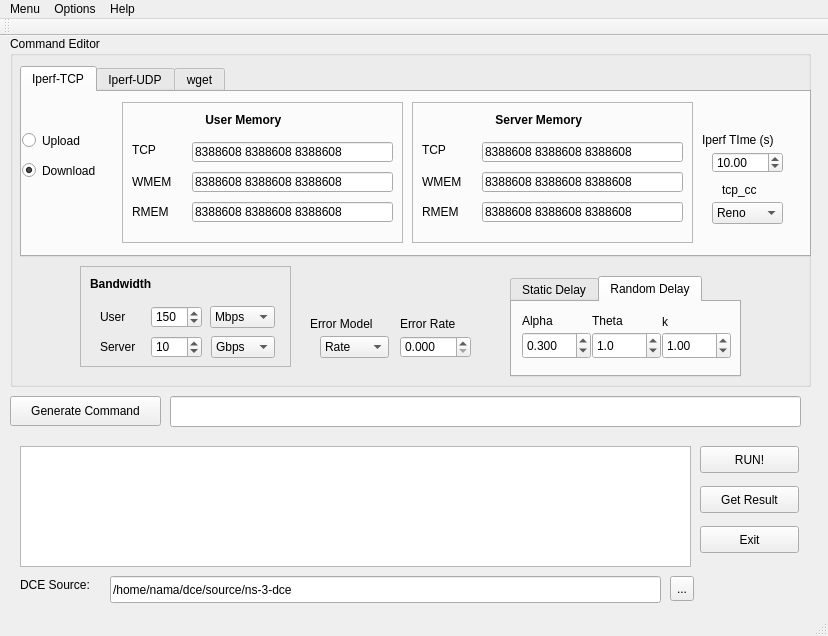
Qt form kupa-gui-2/kupagui.ui (anetaaneta/kupakupa) before a commit.
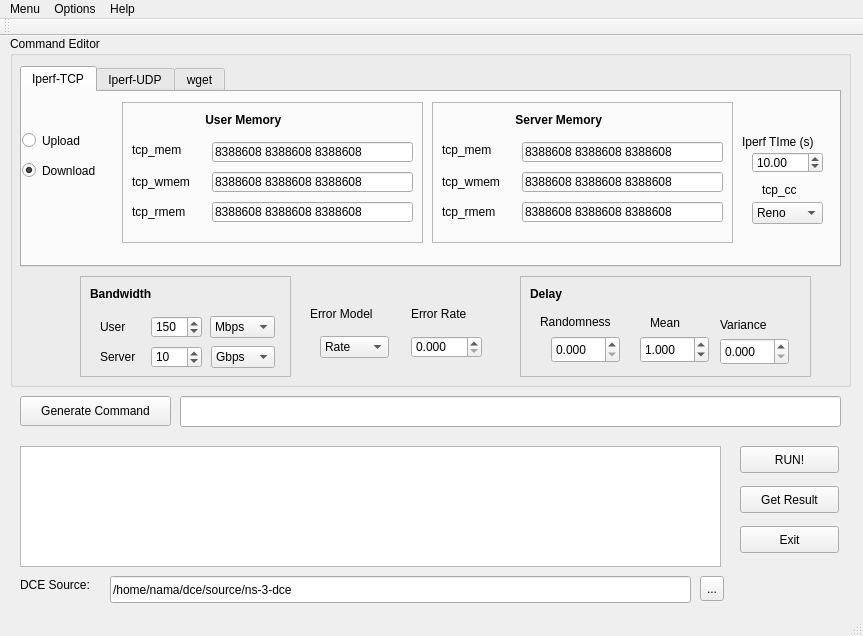
The same form after that commit.

Commit message: normalrandomvar delay

The edit to the form file:
```diff
--- a/kupa-gui-2/kupagui.ui
+++ b/kupa-gui-2/kupagui.ui
@@ -6,7 +6,7 @@
    <rect>
     <x>0</x>
     <y>0</y>
-    <width>828</width>
+    <width>863</width>
     <height>636</height>
    </rect>
   </property>
@@ -19,7 +19,7 @@
      <rect>
       <x>10</x>
       <y>0</y>
-      <width>801</width>
+      <width>841</width>
       <height>351</height>
      </rect>
     </property>
@@ -37,8 +37,8 @@
       <rect>
        <x>10</x>
        <y>30</y>
-       <width>791</width>
-       <height>191</height>
+       <width>821</width>
+       <height>201</height>
       </rect>
      </property>
      <property name="whatsThis">
@@ -92,10 +92,10 @@
       <widget class="QLabel" name="label">
        <property name="geometry">
         <rect>
-         <x>680</x>
+         <x>720</x>
          <y>40</y>
-         <width>91</width>
-         <height>16</height>
+         <width>101</width>
+         <height>20</height>
         </rect>
        </property>
        <property name="text">
@@ -105,7 +105,7 @@
       <widget class="QComboBox" name="tcp_cc">
        <property name="geometry">
         <rect>
-         <x>690</x>
+         <x>730</x>
          <y>110</y>
          <width>71</width>
          <height>22</height>
@@ -183,7 +183,7 @@
       <widget class="QLabel" name="label_4">
        <property name="geometry">
         <rect>
-         <x>700</x>
+         <x>740</x>
          <y>90</y>
          <width>51</width>
          <height>16</height>
@@ -196,7 +196,7 @@
       <widget class="QDoubleSpinBox" name="iperf_time">
        <property name="geometry">
         <rect>
-         <x>690</x>
+         <x>730</x>
          <y>60</y>
          <width>71</width>
          <height>21</height>
@@ -220,7 +220,7 @@
         <rect>
          <x>100</x>
          <y>10</y>
-         <width>281</width>
+         <width>301</width>
          <height>141</height>
         </rect>
        </property>
@@ -233,7 +233,7 @@
        <widget class="QLineEdit" name="tcp_mem_user">
         <property name="geometry">
          <rect>
-          <x>70</x>
+          <x>90</x>
           <y>40</y>
           <width>201</width>
           <height>20</height>
@@ -277,7 +277,7 @@
        <widget class="QLineEdit" name="tcp_mem_user_wmem">
         <property name="geometry">
          <rect>
-          <x>70</x>
+          <x>90</x>
           <y>70</y>
           <width>201</width>
           <height>20</height>
@@ -302,7 +302,7 @@
        <widget class="QLineEdit" name="tcp_mem_user_rmem">
         <property name="geometry">
          <rect>
-          <x>70</x>
+          <x>90</x>
           <y>100</y>
           <width>201</width>
           <height>20</height>
@@ -329,12 +329,12 @@
          <rect>
           <x>10</x>
           <y>40</y>
-          <width>31</width>
+          <width>71</width>
           <height>16</height>
          </rect>
         </property>
         <property name="text">
-         <string>TCP</string>
+         <string>tcp_mem</string>
         </property>
        </widget>
        <widget class="QLabel" name="label_15">
@@ -342,12 +342,12 @@
          <rect>
           <x>10</x>
           <y>70</y>
-          <width>51</width>
+          <width>81</width>
           <height>20</height>
          </rect>
         </property>
         <property name="text">
-         <string>WMEM</string>
+         <string>tcp_wmem</string>
         </property>
        </widget>
        <widget class="QLabel" name="label_24">
@@ -355,21 +355,21 @@
          <rect>
           <x>10</x>
           <y>100</y>
-          <width>51</width>
+          <width>71</width>
           <height>20</height>
          </rect>
         </property>
         <property name="text">
-         <string>RMEM</string>
+         <string>tcp_rmem</string>
         </property>
        </widget>
       </widget>
       <widget class="QFrame" name="frame_3">
        <property name="geometry">
         <rect>
-         <x>390</x>
+         <x>410</x>
          <y>10</y>
-         <width>281</width>
+         <width>301</width>
          <height>141</height>
         </rect>
        </property>
@@ -382,7 +382,7 @@
        <widget class="QLineEdit" name="tcp_mem_server">
         <property name="geometry">
          <rect>
-          <x>70</x>
+          <x>90</x>
           <y>40</y>
           <width>201</width>
           <height>20</height>
@@ -426,7 +426,7 @@
        <widget class="QLineEdit" name="tcp_mem_server_wmem">
         <property name="geometry">
          <rect>
-          <x>70</x>
+          <x>90</x>
           <y>70</y>
           <width>201</width>
           <height>20</height>
@@ -451,7 +451,7 @@
        <widget class="QLineEdit" name="tcp_mem_server_rmem">
         <property name="geometry">
          <rect>
-          <x>70</x>
+          <x>90</x>
           <y>100</y>
           <width>201</width>
           <height>20</height>
@@ -478,12 +478,12 @@
          <rect>
           <x>10</x>
           <y>40</y>
-          <width>31</width>
+          <width>71</width>
           <height>16</height>
          </rect>
         </property>
         <property name="text">
-         <string>TCP</string>
+         <string>tcp_mem</string>
         </property>
        </widget>
        <widget class="QLabel" name="label_30">
@@ -491,12 +491,12 @@
          <rect>
           <x>10</x>
           <y>70</y>
-          <width>51</width>
+          <width>81</width>
           <height>20</height>
          </rect>
         </property>
         <property name="text">
-         <string>WMEM</string>
+         <string>tcp_wmem</string>
         </property>
        </widget>
        <widget class="QLabel" name="label_31">
@@ -504,12 +504,12 @@
          <rect>
           <x>10</x>
           <y>100</y>
-          <width>51</width>
+          <width>71</width>
           <height>20</height>
          </rect>
         </property>
         <property name="text">
-         <string>RMEM</string>
+         <string>tcp_rmem</string>
         </property>
        </widget>
       </widget>
@@ -1075,7 +1075,7 @@
     <widget class="QDoubleSpinBox" name="error_rate">
      <property name="geometry">
       <rect>
-       <x>390</x>
+       <x>401</x>
        <y>300</y>
        <width>71</width>
        <height>22</height>
@@ -1095,7 +1095,7 @@
      <property name="geometry">
       <rect>
        <x>300</x>
-       <y>280</y>
+       <y>270</y>
        <width>91</width>
        <height>16</height>
       </rect>
@@ -1107,8 +1107,8 @@
     <widget class="QLabel" name="label_10">
      <property name="geometry">
       <rect>
-       <x>390</x>
-       <y>280</y>
+       <x>401</x>
+       <y>270</y>
        <width>71</width>
        <height>16</height>
       </rect>
@@ -1117,168 +1117,11 @@
       <string>Error Rate</string>
      </property>
     </widget>
-    <widget class="QTabWidget" name="TypeOfDelay">
-     <property name="geometry">
-      <rect>
-       <x>500</x>
-       <y>240</y>
-       <width>231</width>
-       <height>101</height>
-      </rect>
-     </property>
-     <property name="currentIndex">
-      <number>1</number>
-     </property>
-     <widget class="QWidget" name="staticDelay">
-      <attribute name="title">
-       <string>Static Delay</string>
-      </attribute>
-      <widget class="QLabel" name="label_11">
-       <property name="geometry">
-        <rect>
-         <x>80</x>
-         <y>10</y>
-         <width>71</width>
-         <height>16</height>
-        </rect>
-       </property>
-       <property name="text">
-        <string>Delay (ms)</string>
-       </property>
-      </widget>
-      <widget class="QDoubleSpinBox" name="delay">
-       <property name="geometry">
-        <rect>
-         <x>80</x>
-         <y>30</y>
-         <width>69</width>
-         <height>21</height>
-        </rect>
-       </property>
-       <property name="decimals">
-        <number>3</number>
-       </property>
-       <property name="maximum">
-        <double>100.000000000000000</double>
-       </property>
-       <property name="singleStep">
-        <double>0.100000000000000</double>
-       </property>
-       <property name="value">
-        <double>0.500000000000000</double>
-       </property>
-      </widget>
-     </widget>
-     <widget class="QWidget" name="gamma">
-      <attribute name="title">
-       <string>Random Delay</string>
-      </attribute>
-      <widget class="QDoubleSpinBox" name="alpha_value">
-       <property name="geometry">
-        <rect>
-         <x>10</x>
-         <y>30</y>
-         <width>69</width>
-         <height>27</height>
-        </rect>
-       </property>
-       <property name="decimals">
-        <number>3</number>
-       </property>
-       <property name="maximum">
-        <double>1.000000000000000</double>
-       </property>
-       <property name="singleStep">
-        <double>0.050000000000000</double>
-       </property>
-       <property name="value">
-        <double>0.300000000000000</double>
-       </property>
-      </widget>
-      <widget class="QLabel" name="label_20">
-       <property name="geometry">
-        <rect>
-         <x>10</x>
-         <y>10</y>
-         <width>40</width>
-         <height>17</height>
-        </rect>
-       </property>
-       <property name="text">
-        <string>Alpha</string>
-       </property>
-      </widget>
-      <widget class="QDoubleSpinBox" name="theta_value">
-       <property name="geometry">
-        <rect>
-         <x>80</x>
-         <y>30</y>
-         <width>69</width>
-         <height>27</height>
-        </rect>
-       </property>
-       <property name="decimals">
-        <number>1</number>
-       </property>
-       <property name="singleStep">
-        <double>0.500000000000000</double>
-       </property>
-       <property name="value">
-        <double>1.000000000000000</double>
-       </property>
-      </widget>
-      <widget class="QLabel" name="label_21">
-       <property name="geometry">
-        <rect>
-         <x>80</x>
-         <y>10</y>
-         <width>67</width>
-         <height>17</height>
-        </rect>
-       </property>
-       <property name="text">
-        <string>Theta</string>
-       </property>
-      </widget>
-      <widget class="QLabel" name="label_22">
-       <property name="geometry">
-        <rect>
-         <x>150</x>
-         <y>10</y>
-         <width>31</width>
-         <height>20</height>
-        </rect>
-       </property>
-       <property name="text">
-        <string>k</string>
-       </property>
-      </widget>
-      <widget class="QDoubleSpinBox" name="k_value">
-       <property name="geometry">
-        <rect>
-         <x>150</x>
-         <y>30</y>
-         <width>69</width>
-         <height>27</height>
-        </rect>
-       </property>
-       <property name="maximum">
-        <double>999.000000000000000</double>
-       </property>
-       <property name="singleStep">
-        <double>0.500000000000000</double>
-       </property>
-       <property name="value">
-        <double>1.000000000000000</double>
-       </property>
-      </widget>
-     </widget>
-    </widget>
     <widget class="QFrame" name="frame">
      <property name="geometry">
       <rect>
        <x>70</x>
-       <y>230</y>
+       <y>240</y>
        <width>211</width>
        <height>101</height>
       </rect>
@@ -1409,14 +1252,143 @@
        <string>Bandwidth</string>
       </property>
      </widget>
-     <zorder>user_bw_unit</zorder>
-     <zorder>server_bw_unit</zorder>
-     <zorder>user_bw_unit</zorder>
-     <zorder>server_bw</zorder>
-     <zorder>label_5</zorder>
-     <zorder>user_bw</zorder>
-     <zorder>label_6</zorder>
-     <zorder>label_7</zorder>
+    </widget>
+    <widget class="QFrame" name="frame_6">
+     <property name="geometry">
+      <rect>
+       <x>510</x>
+       <y>240</y>
+       <width>291</width>
+       <height>101</height>
+      </rect>
+     </property>
+     <property name="frameShape">
+      <enum>QFrame::StyledPanel</enum>
+     </property>
+     <property name="frameShadow">
+      <enum>QFrame::Raised</enum>
+     </property>
+     <widget class="QLabel" name="label_27">
+      <property name="geometry">
+       <rect>
+        <x>10</x>
+        <y>10</y>
+        <width>111</width>
+        <height>16</height>
+       </rect>
+      </property>
+      <property name="font">
+       <font>
+        <weight>75</weight>
+        <bold>true</bold>
+       </font>
+      </property>
+      <property name="text">
+       <string>Delay</string>
+      </property>
+     </widget>
+     <widget class="QLabel" name="label_21">
+      <property name="geometry">
+       <rect>
+        <x>200</x>
+        <y>40</y>
+        <width>67</width>
+        <height>17</height>
+       </rect>
+      </property>
+      <property name="text">
+       <string>Variance</string>
+      </property>
+     </widget>
+     <widget class="QLabel" name="label_20">
+      <property name="geometry">
+       <rect>
+        <x>20</x>
+        <y>36</y>
+        <width>91</width>
+        <height>20</height>
+       </rect>
+      </property>
+      <property name="text">
+       <string>Randomness</string>
+      </property>
+     </widget>
+     <widget class="QDoubleSpinBox" name="alpha_value">
+      <property name="geometry">
+       <rect>
+        <x>31</x>
+        <y>60</y>
+        <width>69</width>
+        <height>27</height>
+       </rect>
+      </property>
+      <property name="decimals">
+       <number>3</number>
+      </property>
+      <property name="maximum">
+       <double>1.000000000000000</double>
+      </property>
+      <property name="singleStep">
+       <double>0.050000000000000</double>
+      </property>
+      <property name="value">
+       <double>0.000000000000000</double>
+      </property>
+     </widget>
+     <widget class="QDoubleSpinBox" name="variance_value">
+      <property name="geometry">
+       <rect>
+        <x>200</x>
+        <y>62</y>
+        <width>69</width>
+        <height>27</height>
+       </rect>
+      </property>
+      <property name="decimals">
+       <number>3</number>
+      </property>
+      <property name="singleStep">
+       <double>0.500000000000000</double>
+      </property>
+      <property name="value">
+       <double>0.000000000000000</double>
+      </property>
+     </widget>
+     <widget class="QDoubleSpinBox" name="mean_value">
+      <property name="geometry">
+       <rect>
+        <x>120</x>
+        <y>60</y>
+        <width>69</width>
+        <height>27</height>
+       </rect>
+      </property>
+      <property name="decimals">
+       <number>3</number>
+      </property>
+      <property name="maximum">
+       <double>999.000000000000000</double>
+      </property>
+      <property name="singleStep">
+       <double>0.500000000000000</double>
+      </property>
+      <property name="value">
+       <double>1.000000000000000</double>
+      </property>
+     </widget>
+     <widget class="QLabel" name="label_22">
+      <property name="geometry">
+       <rect>
+        <x>130</x>
+        <y>37</y>
+        <width>41</width>
+        <height>20</height>
+       </rect>
+      </property>
+      <property name="text">
+       <string>Mean</string>
+      </property>
+     </widget>
     </widget>
     <zorder>frame</zorder>
     <zorder>tabWidget</zorder>
@@ -1429,7 +1401,7 @@
    <widget class="QPushButton" name="button_generate_command">
     <property name="geometry">
      <rect>
-      <x>10</x>
+      <x>20</x>
       <y>360</y>
       <width>151</width>
       <height>30</height>
@@ -1442,9 +1414,9 @@
    <widget class="QLineEdit" name="final_command">
     <property name="geometry">
      <rect>
-      <x>170</x>
+      <x>180</x>
       <y>360</y>
-      <width>631</width>
+      <width>661</width>
       <height>31</height>
      </rect>
     </property>
@@ -1457,7 +1429,7 @@
      <rect>
       <x>20</x>
       <y>410</y>
-      <width>671</width>
+      <width>701</width>
       <height>121</height>
      </rect>
     </property>
@@ -1468,7 +1440,7 @@
    <widget class="QPushButton" name="button_run">
     <property name="geometry">
      <rect>
-      <x>700</x>
+      <x>740</x>
       <y>410</y>
       <width>99</width>
       <height>27</height>
@@ -1484,7 +1456,7 @@
    <widget class="QPushButton" name="button_getResult">
     <property name="geometry">
      <rect>
-      <x>700</x>
+      <x>740</x>
       <y>450</y>
       <width>99</width>
       <height>27</height>
@@ -1500,7 +1472,7 @@
    <widget class="QPushButton" name="button_exit">
     <property name="geometry">
      <rect>
-      <x>700</x>
+      <x>740</x>
       <y>490</y>
       <width>99</width>
       <height>27</height>
@@ -1528,7 +1500,7 @@
      <rect>
       <x>110</x>
       <y>540</y>
-      <width>551</width>
+      <width>581</width>
       <height>27</height>
      </rect>
     </property>
@@ -1548,7 +1520,7 @@
    <widget class="QToolButton" name="button_changefolder">
     <property name="geometry">
      <rect>
-      <x>670</x>
+      <x>700</x>
       <y>540</y>
       <width>24</width>
       <height>25</height>
@@ -1564,7 +1536,7 @@
     <rect>
      <x>0</x>
      <y>0</y>
-     <width>828</width>
+     <width>863</width>
      <height>25</height>
     </rect>
    </property>
```
Left out of the diff: 4 changed lines with no effect on the pictures. The commit also changes 15 other files.
